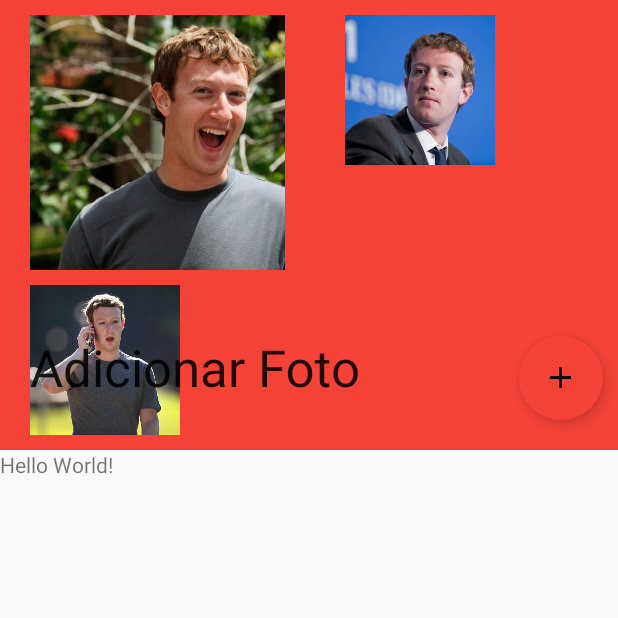
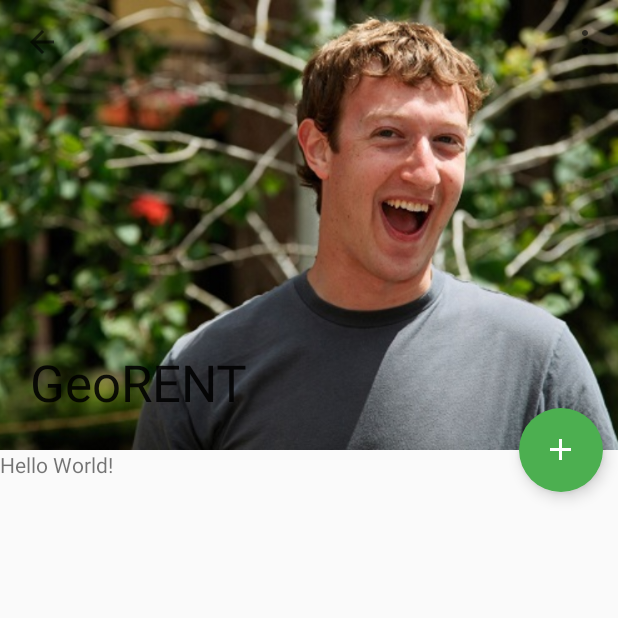
Before and after one commit to iurykrieger/georent, an Android app: the UserRegisterActivity screen opened directly, with no data from a screen before it, on a phone screen of 412 x 824 dp, the top half of it. Run offline under Robolectric (Android 15) with nearby library versions, the phone set to English and light mode, and no system bars; network calls fail.

Commit message:
AppBat e Layout UserCreate

```diff
--- a/app/src/main/java/videira/ifc/edu/br/georent/activities/UserRegisterActivity.java
+++ b/app/src/main/java/videira/ifc/edu/br/georent/activities/UserRegisterActivity.java
@@ -3,12 +3,16 @@ package videira.ifc.edu.br.georent.activities;
 import android.support.design.widget.CollapsingToolbarLayout;
 import android.support.v7.app.AppCompatActivity;
 import android.os.Bundle;
+import android.support.v7.widget.Toolbar;
+import android.view.Menu;
+import android.view.MenuInflater;
 
 import videira.ifc.edu.br.georent.R;
 
 public class UserRegisterActivity extends AppCompatActivity {
 
     private CollapsingToolbarLayout mCollapsingToolbarLayout;
+    private Toolbar mToolbar;
 
     @Override
     protected void onCreate(Bundle savedInstanceState) {
@@ -16,6 +20,23 @@ public class UserRegisterActivity extends AppCompatActivity {
         setContentView(R.layout.activity_user_register);
 
         mCollapsingToolbarLayout = (CollapsingToolbarLayout) findViewById(R.id.collapsing_toolbar);
-        mCollapsingToolbarLayout.setTitle("Adicionar Foto");
+        mToolbar = (Toolbar) findViewById(R.id.toolbar);
+
+        //mCollapsingToolbarLayout.setTitle("Adicionar Foto");
+        setSupportActionBar(mToolbar);
+        getSupportActionBar().setDisplayHomeAsUpEnabled(true);
+        //mCollapsingToolbarLayout.setTitleEnabled(false);
+    }
+
+    /**
+     * Cria o menu com base no layout do menu_main
+     * @param menu
+     * @return
+     */
+    @Override
+    public boolean onCreateOptionsMenu(Menu menu) {
+        MenuInflater inflater = getMenuInflater();
+        inflater.inflate(R.menu.menu_main, menu);
+        return true;
     }
 }
--- a/app/src/main/res/layout/activity_user_register.xml
+++ b/app/src/main/res/layout/activity_user_register.xml
@@ -24,55 +24,13 @@
                 app:expandedTitleMarginEnd="50dp">
 
                 <ImageView
-                    android:id="@+id/image"
-                    android:layout_width="170dp"
-                    android:layout_height="170dp"
+                    android:id="@+id/image_user"
+                    android:layout_width="wrap_content"
+                    android:layout_height="wrap_content"
                     android:fitsSystemWindows="true"
                     android:scaleType="centerCrop"
                     android:src="@drawable/user"
-                    app:layout_collapseMode="parallax"
-                    android:layout_marginLeft="20dp"
-                    android:layout_marginTop="10dp"
-                    />
-
-                <ImageView
-                    android:id="@+id/image2"
-                    android:layout_width="100dp"
-                    android:layout_height="100dp"
-                    android:fitsSystemWindows="true"
-                    android:scaleType="centerCrop"
-                    android:src="@drawable/photo"
-                    app:layout_collapseMode="parallax"
-                    android:layout_marginLeft="230dp"
-                    android:layout_marginTop="10dp"
-                    />
-
-                <ImageView
-                    android:id="@+id/image3"
-                    android:layout_width="100dp"
-                    android:layout_height="100dp"
-                    android:fitsSystemWindows="true"
-                    android:scaleType="centerCrop"
-                    android:src="@drawable/photo2"
-                    app:layout_collapseMode="parallax"
-                    android:layout_marginLeft="20dp"
-                    android:layout_marginTop="190dp"
-                    />
-
-
-
-                <android.support.design.widget.FloatingActionButton
-                    android:id="@+id/fab"
-                    android:layout_height="wrap_content"
-                    android:layout_width="wrap_content"
-                    android:clickable="true"
-                    android:src="@drawable/ic_add_black_24dp"
-                    app:backgroundTint="@color/primary"
-                    app:fabSize="normal"
-                    app:borderWidth="0dp"
-                    android:layout_marginBottom="@dimen/fab_margin_bottom"
-                    android:layout_marginRight="@dimen/fab_margin_right"
-                    android:layout_gravity="bottom|right|end"/>
+                    app:layout_collapseMode="parallax" />
 
                 <android.support.v7.widget.Toolbar
                     android:id="@+id/toolbar"
@@ -107,4 +65,20 @@
 
         </android.support.v4.widget.NestedScrollView>
 
+    <android.support.design.widget.FloatingActionButton
+        android:id="@+id/fab"
+        android:layout_height="wrap_content"
+        android:layout_width="wrap_content"
+        android:clickable="true"
+        android:src="@drawable/ic_add_black_24dp"
+        app:backgroundTint="@color/accent"
+        app:fabSize="normal"
+        app:borderWidth="0dp"
+        android:layout_marginBottom="@dimen/fab_margin_bottom"
+        android:layout_marginEnd="@dimen/fab_margin_end"
+        android:layout_marginRight="@dimen/fab_margin_right"
+        app:layout_anchor="@id/app_bar_layout"
+        app:layout_anchorGravity="bottom|right|end"
+        android:tint="@android:color/white" />
+
 </android.support.design.widget.CoordinatorLayout>
--- a/app/src/main/res/values/dimens.xml
+++ b/app/src/main/res/values/dimens.xml
@@ -7,6 +7,7 @@
     <dimen name="tab_label">14sp</dimen>
     <dimen name="custom_tab_layout_height">72dp</dimen>
 
-    <dimen name="fab_margin_bottom">10dp</dimen>
+    <dimen name="fab_margin_bottom">-10dp</dimen>
     <dimen name="fab_margin_right">10dp</dimen>
+    <dimen name="fab_margin_end">10dp</dimen>
 </resources>
```
